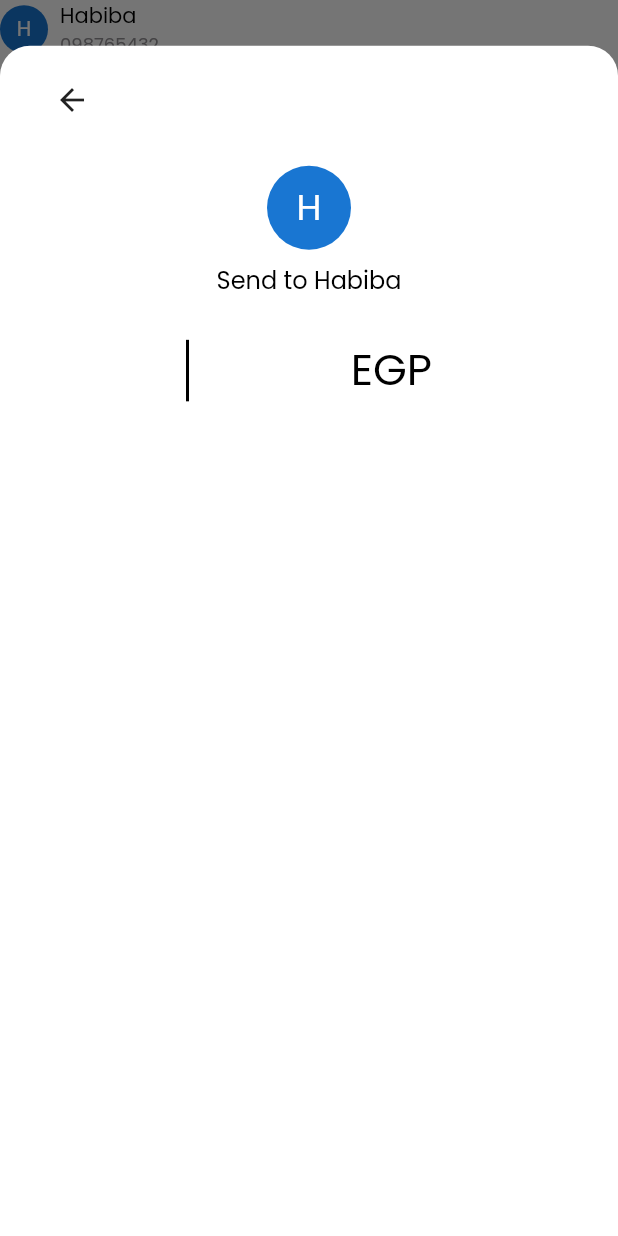
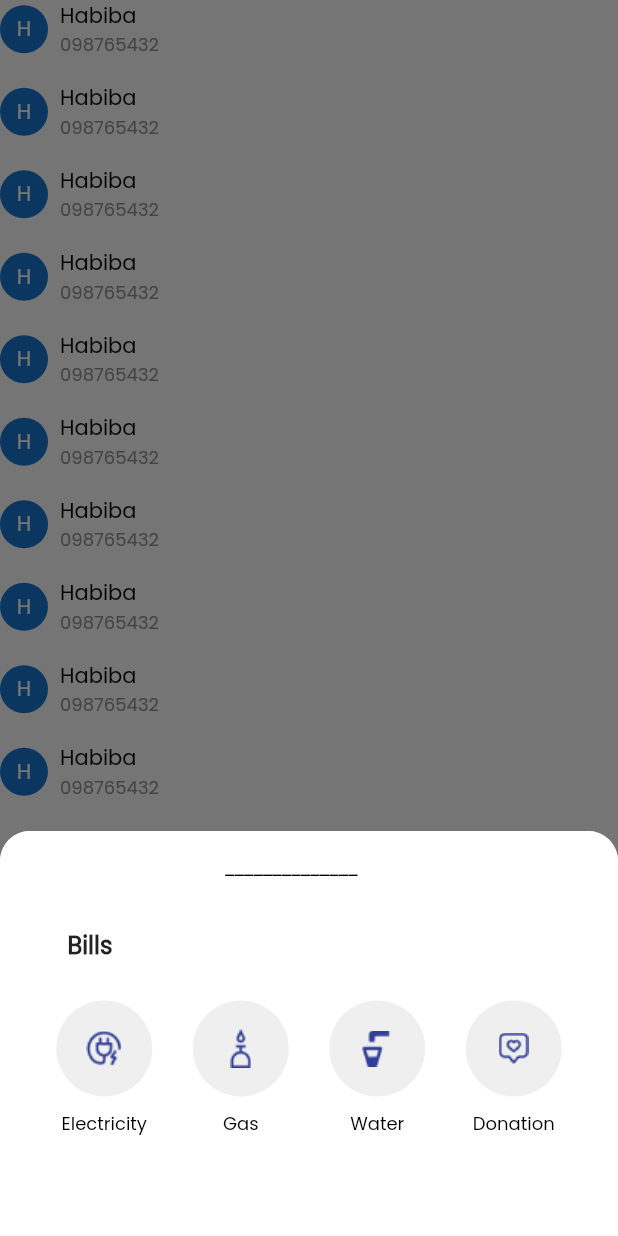
Before and after one commit to Orange-Hackathon/tapcash-Cross-Platform, a Flutter app: the screen it shows after launch, after a tap on an icon or button, on a phone screen of 412 x 824 dp. Run offline on Flutter 3.47's test engine with Material 2 defaults, Android fonts, the phone set to English and light mode, and no system bars; our stand-ins replace animated_splash_screen, email_validator, hexcolor, pin_code_fields, shared_preferences.

Commit message:
(add): show bills bottom sheet

```diff
--- /dev/null
+++ b/orange_hackathon_flutter/lib/methods/show_bills_bottom_sheet.dart
@@ -0,0 +1,152 @@
+import 'package:flutter/material.dart';
+import 'package:hexcolor/hexcolor.dart';
+
+void showBillsBottomSheet(BuildContext context) {
+  showModalBottomSheet(
+    context: context,
+    shape: const RoundedRectangleBorder(
+      borderRadius: BorderRadius.only(
+        topLeft: Radius.circular(20),
+        topRight: Radius.circular(20),
+      ),
+    ),
+    builder: (BuildContext context) {
+      return Container(
+          height: 270,
+          decoration: const BoxDecoration(
+            borderRadius: BorderRadius.only(
+              topLeft: Radius.circular(20),
+              topRight: Radius.circular(20),
+            ),
+            color: Colors.white,
+          ),
+          child: Column(
+            mainAxisAlignment: MainAxisAlignment.start,
+            crossAxisAlignment: CrossAxisAlignment.start,
+            children: [
+              const SizedBox(height: 16),
+              const Padding(
+                padding: EdgeInsets.symmetric(horizontal: 150),
+                child: Text(
+                  "______________",
+                  style: TextStyle(color: Colors.black),
+                ),
+              ),
+              const SizedBox(height: 32),
+              const Padding(
+                padding: EdgeInsets.symmetric(horizontal: 45),
+                child: Text(
+                  "Bills",
+                  style: TextStyle(
+                      fontSize: 16,
+                      fontFamily: 'poppins',
+                      fontWeight: FontWeight.w600),
+                ),
+              ),
+              const SizedBox(
+                height: 25,
+              ),
+              Padding(
+                  padding:
+                      const EdgeInsets.only(left: 24, right: 24, bottom: 0),
+                  child: Row(
+                    children: [
+                      Expanded(
+                          child: Column(
+                        children: [
+                          InkWell(
+                            child: CircleAvatar(
+                              radius: 32,
+                              backgroundColor: HexColor("#EFEFEF"),
+                              child: Image.asset('assets/images/elec.png'),
+                            ),
+                          ),
+                          const SizedBox(
+                            height: 9,
+                          ),
+                          const Text(
+                            "Electricity",
+                            style: TextStyle(
+                                color: Colors.black,
+                                fontWeight: FontWeight.w400,
+                                fontSize: 12,
+                                fontFamily: 'poppins'),
+                          )
+                        ],
+                      )),
+                      Expanded(
+                          child: Column(
+                        children: [
+                          InkWell(
+                            child: CircleAvatar(
+                              radius: 32,
+                              backgroundColor: HexColor("#EFEFEF"),
+                              child: Image.asset('assets/images/gas.png'),
+                            ),
+                          ),
+                          const SizedBox(
+                            height: 9,
+                          ),
+                          const Text(
+                            "Gas",
+                            style: TextStyle(
+                                color: Colors.black,
+                                fontWeight: FontWeight.w400,
+                                fontSize: 12,
+                                fontFamily: 'poppins'),
+                          )
+                        ],
+                      )),
+                      Expanded(
+                          child: Column(
+                        children: [
+                          InkWell(
+                            child: CircleAvatar(
+                              radius: 32,
+                              backgroundColor: HexColor("#EFEFEF"),
+                              child: Image.asset('assets/images/water.png'),
+                            ),
+                          ),
+                          const SizedBox(
+                            height: 9,
+                          ),
+                          const Text(
+                            "Water",
+                            style: TextStyle(
+                                color: Colors.black,
+                                fontWeight: FontWeight.w400,
+                                fontSize: 12,
+                                fontFamily: 'poppins'),
+                          )
+                        ],
+                      )),
+                      Expanded(
+                          child: Column(
+                        children: [
+                          InkWell(
+                            child: CircleAvatar(
+                              radius: 32,
+                              backgroundColor: HexColor("#EFEFEF"),
+                              child: Image.asset('assets/images/donate.png'),
+                            ),
+                          ),
+                          const SizedBox(
+                            height: 9,
+                          ),
+                          const Text(
+                            "Donation",
+                            style: TextStyle(
+                                color: Colors.black,
+                                fontWeight: FontWeight.w400,
+                                fontSize: 12,
+                                fontFamily: 'poppins'),
+                          )
+                        ],
+                      ))
+                    ],
+                  )),
+            ],
+          ));
+    },
+  );
+}
--- a/orange_hackathon_flutter/lib/methods/show_default_bottom_sheet.dart
+++ b/orange_hackathon_flutter/lib/methods/show_default_bottom_sheet.dart
@@ -1,8 +1,8 @@
 import 'package:flutter/material.dart';
 import 'package:hexcolor/hexcolor.dart';
 
-
-void showDefaultBottomSheet(BuildContext context, String text1,String text2,String buttonText,Function buttonFunc) {
+void showDefaultBottomSheet(BuildContext context, String text1, String text2,
+    String buttonText, Function buttonFunc) {
   showModalBottomSheet(
     context: context,
     shape: const RoundedRectangleBorder(
@@ -23,7 +23,15 @@
           ),
           child: Column(
             children: [
-              const SizedBox(height: 50),
+              const SizedBox(height: 16),
+              const Padding(
+                padding: EdgeInsets.symmetric(horizontal: 150),
+                child: Text(
+                  "______________",
+                  style: TextStyle(color: Colors.black),
+                ),
+              ),
+              const SizedBox(height: 32),
               Icon(
                 Icons.check_circle_outline_rounded,
                 size: 72,
@@ -56,12 +64,10 @@
                       child: ElevatedButton(
                         onPressed: () {
                           buttonFunc();
-
                         },
                         style: ElevatedButton.styleFrom(
                           shape: RoundedRectangleBorder(
-          borderRadius:
-              BorderRadius.circular(10.0),
+                            borderRadius: BorderRadius.circular(10.0),
                           ),
                           primary: HexColor("#333E96"),
                         ),
@@ -73,8 +79,7 @@
                               fontWeight: FontWeight.w400,
                               fontFamily: 'poppins'),
                         ),
-    )
-                  )),
+                      ))),
             ],
           ));
     },
--- a/orange_hackathon_flutter/lib/views/widgets/phone_contact_element.dart
+++ b/orange_hackathon_flutter/lib/views/widgets/phone_contact_element.dart
@@ -1,5 +1,6 @@
 import 'package:flutter/material.dart';
 import 'package:hexcolor/hexcolor.dart';
+import 'package:orange_hackathon_flutter/methods/show_bills_bottom_sheet.dart';
 import 'package:orange_hackathon_flutter/methods/show_search_contacts_bottom_sheet.dart';
 import 'package:orange_hackathon_flutter/methods/show_send_bottom_sheet.dart';
 
@@ -7,8 +8,9 @@
   @override
   Widget build(BuildContext context) {
     return InkWell(
-      onTap: (){
-        showSendSheet(context);
+      onTap: () {
+        //showSendSheet(context);
+        showBillsBottomSheet(context);
       },
       child: Row(
         children: [
```
Also changed, not shown: orange_hackathon_flutter/assets/images/donate.png (added), orange_hackathon_flutter/assets/images/elec.png (added), orange_hackathon_flutter/assets/images/gas.png (added), orange_hackathon_flutter/assets/images/water.png (added). Lines whose indentation alone changed are shown as unchanged.
